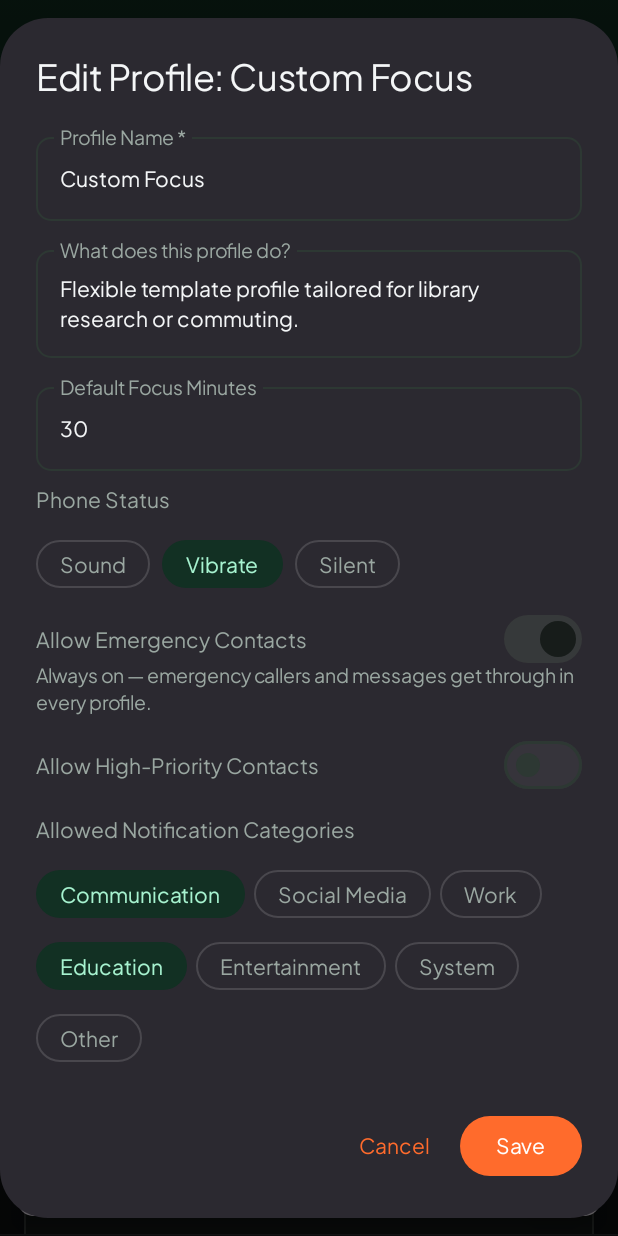
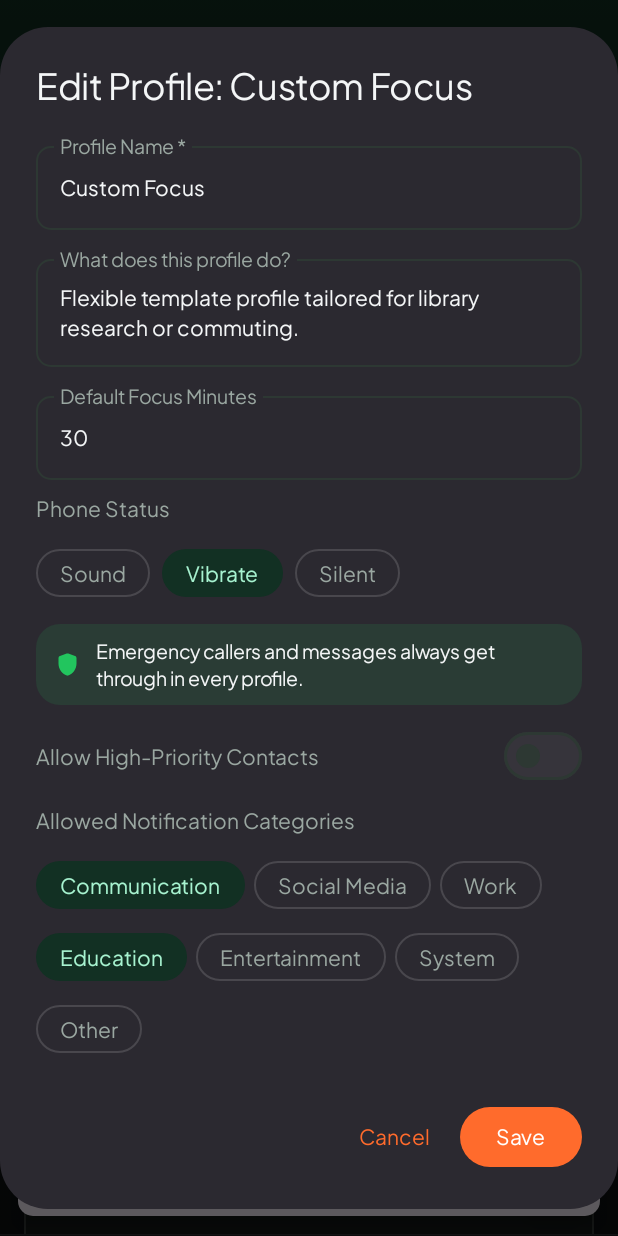
Before and after one commit to adhamhany794-maker/MyApp, an Android app built with Jetpack Compose: the ProfilesScreen screen opened through its navigation route, after a tap on "Edit", on a phone screen of 412 x 824 dp. Run offline under Robolectric (Android 15) with nearby library versions, the phone set to English and light mode, and no system bars; our stand-ins replace Room's generated code; 3 other taps on this screen came first.

Commit message:
refactor: remove redundant emergency contact toggle
Removed the `allowEmergencyContacts` field from profile entities and models, as emergency contacts are now globally permitted by design. Updated the database version and localized string resources accordingly.

```diff
--- a/app/src/main/java/com/example/data/DemoSeedData.kt
+++ b/app/src/main/java/com/example/data/DemoSeedData.kt
@@ -37,7 +37,6 @@ object DemoSeedData {
             soundMode = SoundMode.SILENT,
             allowedCategories = listOf(NotificationCategory.EDUCATION, NotificationCategory.SYSTEM),
             priorityContactBehavior = "Emergency contacts allowed; High-priority messages queued",
-            allowEmergencyContacts = true,
             allowHighPriorityContacts = false,
             defaultFocusMinutes = 45,
             isDefault = true,
@@ -52,7 +51,6 @@ object DemoSeedData {
             soundMode = SoundMode.VIBRATE,
             allowedCategories = listOf(NotificationCategory.WORK, NotificationCategory.COMMUNICATION),
             priorityContactBehavior = "Emergency & High-Priority contacts allowed for calls",
-            allowEmergencyContacts = true,
             allowHighPriorityContacts = true,
             defaultFocusMinutes = 60,
             isDefault = true,
@@ -67,7 +65,6 @@ object DemoSeedData {
             soundMode = SoundMode.SILENT,
             allowedCategories = emptyList(),
             priorityContactBehavior = "Only Emergency contacts & repeat callers break through",
-            allowEmergencyContacts = true,
             allowHighPriorityContacts = false,
             defaultFocusMinutes = 480,
             isDefault = true,
@@ -87,7 +84,6 @@ object DemoSeedData {
                 NotificationCategory.ENTERTAINMENT
             ),
             priorityContactBehavior = "All contacts permitted normally",
-            allowEmergencyContacts = true,
             allowHighPriorityContacts = true,
             defaultFocusMinutes = 25,
             isDefault = true,
@@ -102,7 +98,6 @@ object DemoSeedData {
             soundMode = SoundMode.VIBRATE,
             allowedCategories = listOf(NotificationCategory.EDUCATION, NotificationCategory.COMMUNICATION),
             priorityContactBehavior = "Emergency contacts allowed",
-            allowEmergencyContacts = true,
             allowHighPriorityContacts = false,
             defaultFocusMinutes = 30,
             isDefault = true,
--- a/app/src/main/java/com/example/data/local/AppDatabase.kt
+++ b/app/src/main/java/com/example/data/local/AppDatabase.kt
@@ -14,7 +14,7 @@ import androidx.room.RoomDatabase
         FocusSessionEntity::class,
         NotificationStatEntity::class
     ],
-    version = 1,
+    version = 2,
     exportSchema = false
 )
 abstract class AppDatabase : RoomDatabase() {
--- a/app/src/main/java/com/example/data/local/Entities.kt
+++ b/app/src/main/java/com/example/data/local/Entities.kt
@@ -13,7 +13,6 @@ data class ProfileEntity(
     val soundMode: String,
     val allowedCategoriesJson: String,
     val priorityContactBehavior: String,
-    val allowEmergencyContacts: Boolean,
     val allowHighPriorityContacts: Boolean,
     val defaultFocusMinutes: Int,
     val isDefault: Boolean,
--- a/app/src/main/java/com/example/data/local/Mappers.kt
+++ b/app/src/main/java/com/example/data/local/Mappers.kt
@@ -41,7 +41,6 @@ object EntityMappers {
             soundMode = runCatching { SoundMode.valueOf(soundMode) }.getOrDefault(SoundMode.SOUND),
             allowedCategories = categories,
             priorityContactBehavior = priorityContactBehavior,
-            allowEmergencyContacts = allowEmergencyContacts,
             allowHighPriorityContacts = allowHighPriorityContacts,
             defaultFocusMinutes = defaultFocusMinutes,
             isDefault = isDefault,
@@ -62,7 +61,6 @@ object EntityMappers {
             soundMode = soundMode.name,
             allowedCategoriesJson = catArray.toString(),
             priorityContactBehavior = priorityContactBehavior,
-            allowEmergencyContacts = allowEmergencyContacts,
             allowHighPriorityContacts = allowHighPriorityContacts,
             defaultFocusMinutes = defaultFocusMinutes,
             isDefault = isDefault,
--- a/app/src/main/java/com/example/models/DomainModels.kt
+++ b/app/src/main/java/com/example/models/DomainModels.kt
@@ -9,7 +9,6 @@ data class SmartProfile(
     val soundMode: SoundMode,
     val allowedCategories: List<NotificationCategory>,
     val priorityContactBehavior: String,
-    val allowEmergencyContacts: Boolean,
     val allowHighPriorityContacts: Boolean,
     val defaultFocusMinutes: Int,
     val isDefault: Boolean,
--- a/app/src/main/java/com/example/ui/screens/ProfilesScreen.kt
+++ b/app/src/main/java/com/example/ui/screens/ProfilesScreen.kt
@@ -25,6 +25,7 @@ import androidx.compose.material.icons.rounded.ContentCopy
 import androidx.compose.material.icons.rounded.DeleteOutline
 import androidx.compose.material.icons.rounded.Edit
 import androidx.compose.material.icons.rounded.Restore
+import androidx.compose.material.icons.rounded.Shield
 import androidx.compose.material3.AlertDialog
 import androidx.compose.material3.AssistChip
 import androidx.compose.material3.Button
@@ -58,6 +59,7 @@ import com.example.ui.components.FeatureExplanationDialog
 import com.example.ui.components.ProfileIconBadge
 import com.example.ui.components.ScreenIntroHeader
 import com.example.ui.components.SimulatedDemoBadge
+import com.example.ui.theme.StatusEmerald
 import com.example.utils.AppStrings
 import com.example.utils.FeatureExplanations
 import com.example.utils.FeatureHelpTopic
@@ -93,7 +95,6 @@ fun ProfilesScreen(
                         soundMode = SoundMode.VIBRATE,
                         allowedCategories = listOf(NotificationCategory.COMMUNICATION),
                         priorityContactBehavior = "Emergency contacts allowed",
-                        allowEmergencyContacts = true,
                         allowHighPriorityContacts = false,
                         defaultFocusMinutes = 30,
                         isDefault = false,
@@ -399,30 +400,32 @@ private fun ProfileEditorDialog(
                         )
                     }
                 }
-                Column(modifier = Modifier.fillMaxWidth()) {
+                Surface(
+                    color = StatusEmerald.copy(alpha = 0.12f),
+                    shape = MaterialTheme.shapes.small,
+                    modifier = Modifier
+                        .fillMaxWidth()
+                        .testTag("profile_emergency_always_note")
+                ) {
                     Row(
-                        modifier = Modifier.fillMaxWidth(),
-                        horizontalArrangement = Arrangement.SpaceBetween,
+                        modifier = Modifier
+                            .fillMaxWidth()
+                            .padding(horizontal = 12.dp, vertical = 10.dp),
+                        horizontalArrangement = Arrangement.spacedBy(10.dp),
                         verticalAlignment = Alignment.CenterVertically
                     ) {
+                        Icon(
+                            imageVector = Icons.Rounded.Shield,
+                            contentDescription = null,
+                            tint = StatusEmerald,
+                            modifier = Modifier.size(18.dp)
+                        )
                         Text(
-                            strings.allowEmergencyContacts,
-                            style = MaterialTheme.typography.bodyMedium,
-                            modifier = Modifier.weight(1f)
-                        )
-                        Switch(
-                            checked = true,
-                            onCheckedChange = null,
-                            enabled = false,
-                            modifier = Modifier.testTag("profile_emergency_locked_switch")
+                            text = strings.allowEmergencyAlwaysNote,
+                            style = MaterialTheme.typography.bodySmall,
+                            color = MaterialTheme.colorScheme.onSurface
                         )
                     }
-                    Text(
-                        text = strings.allowEmergencyAlwaysNote,
-                        style = MaterialTheme.typography.bodySmall,
-                        color = MaterialTheme.colorScheme.onSurfaceVariant,
-                        modifier = Modifier.testTag("profile_emergency_locked_note")
-                    )
                 }
                 Row(
                     modifier = Modifier.fillMaxWidth(),
@@ -472,7 +475,6 @@ private fun ProfileEditorDialog(
                             name = name.trim(),
                             description = description.trim().ifEmpty { "Custom smart phone profile." },
                             soundMode = soundMode,
-                            allowEmergencyContacts = true,
                             allowHighPriorityContacts = allowHighPriority,
                             priorityContactBehavior = behavior,
                             allowedCategories = selectedCategories.toList(),
--- a/app/src/main/java/com/example/utils/AppStrings.kt
+++ b/app/src/main/java/com/example/utils/AppStrings.kt
@@ -210,7 +210,6 @@ abstract class AppStrings {
     abstract val profileNameLabel: String
     abstract val profileDescLabel: String
     abstract val defaultFocusMinsLabel: String
-    abstract val allowEmergencyContacts: String
     abstract val allowEmergencyAlwaysNote: String
     abstract val allowHighPriorityContacts: String
     abstract val allowedCategoriesLabel: String
@@ -837,8 +836,7 @@ private object EnglishAppStrings : AppStrings() {
     override val profileNameLabel = "Profile Name *"
     override val profileDescLabel = "What does this profile do?"
     override val defaultFocusMinsLabel = "Default Focus Minutes"
-    override val allowEmergencyContacts = "Allow Emergency Contacts"
-    override val allowEmergencyAlwaysNote = "Always on — emergency callers and messages get through in every profile."
+    override val allowEmergencyAlwaysNote = "Emergency callers and messages always get through in every profile."
     override val allowHighPriorityContacts = "Allow High-Priority Contacts"
     override val allowedCategoriesLabel = "Allowed Notification Categories"
     override val profileNameError = "Please enter a profile name."
@@ -1212,8 +1210,7 @@ private object ArabicAppStrings : AppStrings() {
     override val profileNameLabel = "اسم الوضع *"
     override val profileDescLabel = "ماذا يغيّر هذا الوضع؟"
     override val defaultFocusMinsLabel = "دقائق التركيز الافتراضية"
-    override val allowEmergencyContacts = "السماح لجهات الطوارئ"
-    override val allowEmergencyAlwaysNote = "مفعّل دائماً — مكالمات ورسائل الطوارئ تصلك في جميع الأوضاع دون استثناء."
+    override val allowEmergencyAlwaysNote = "مكالمات ورسائل جهات الطوارئ تصلك دائماً في جميع الأوضاع دون استثناء."
     override val allowHighPriorityContacts = "السماح لجهات الأولوية العالية"
     override val allowedCategoriesLabel = "فئات الإشعارات المسموحة"
     override val profileNameError = "يرجى إدخال اسم الوضع."
--- a/app/src/main/java/com/example/viewmodels/SmartCompanionViewModel.kt
+++ b/app/src/main/java/com/example/viewmodels/SmartCompanionViewModel.kt
@@ -751,7 +751,6 @@ class SmartCompanionViewModel(
             soundMode = SoundMode.SOUND,
             allowedCategories = emptyList(),
             priorityContactBehavior = "",
-            allowEmergencyContacts = true,
             allowHighPriorityContacts = true,
             defaultFocusMinutes = 25,
             isDefault = true,
```
Also changed, not shown: 1 other file.
